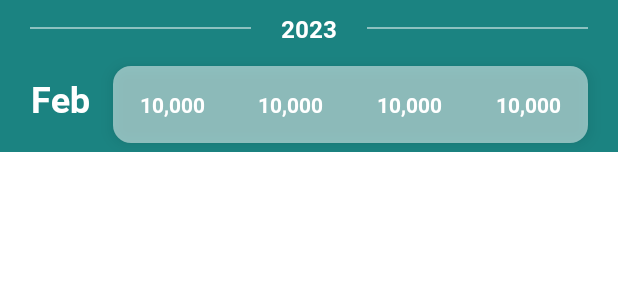
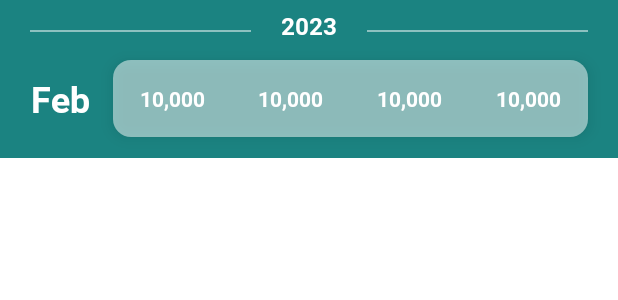
Before and after one commit to alexandru-rotariu-5/Finkeepy, an Android app: the layout item_record.xml on its own in the app's theme, with its tools: preview values and no code run, on a phone screen of 412 x 824 dp. Shown: the top 300 px of the screen. Run offline under Robolectric (Android 15) with nearby library versions, the phone set to English and light mode, and no system bars.

Commit message:
Fixed record data shadow

```diff
--- a/app/src/main/res/layout/item_record.xml
+++ b/app/src/main/res/layout/item_record.xml
@@ -31,6 +31,7 @@
             android:layout_height="wrap_content"
             android:layout_marginHorizontal="20dp"
             android:fontFamily="@font/bold"
+            android:layout_marginBottom="4dp"
             android:textAlignment="center"
             android:textColor="@color/white"
             android:textSize="16sp"
@@ -45,6 +46,7 @@
     </LinearLayout>
 
     <LinearLayout
+        android:id="@+id/llRecords"
         android:layout_width="match_parent"
         android:layout_height="wrap_content"
         android:gravity="center"
@@ -61,6 +63,7 @@
             android:layout_height="wrap_content"
             android:layout_marginStart="20dp"
             android:fontFamily="@font/bold"
+            android:layout_marginBottom="4dp"
             android:textAlignment="textEnd"
             android:textColor="@color/white"
             android:textSize="24sp"
@@ -72,9 +75,9 @@
             android:layout_width="0dp"
             android:layout_height="wrap_content"
             android:layout_marginStart="16dp"
-            android:layout_marginTop="12dp"
+            android:layout_marginTop="8dp"
             android:layout_marginEnd="20dp"
-            android:layout_marginBottom="8dp"
+            android:layout_marginBottom="12dp"
             android:layout_weight="1"
             android:background="@drawable/bg_record_data"
             android:clipChildren="false"
```
